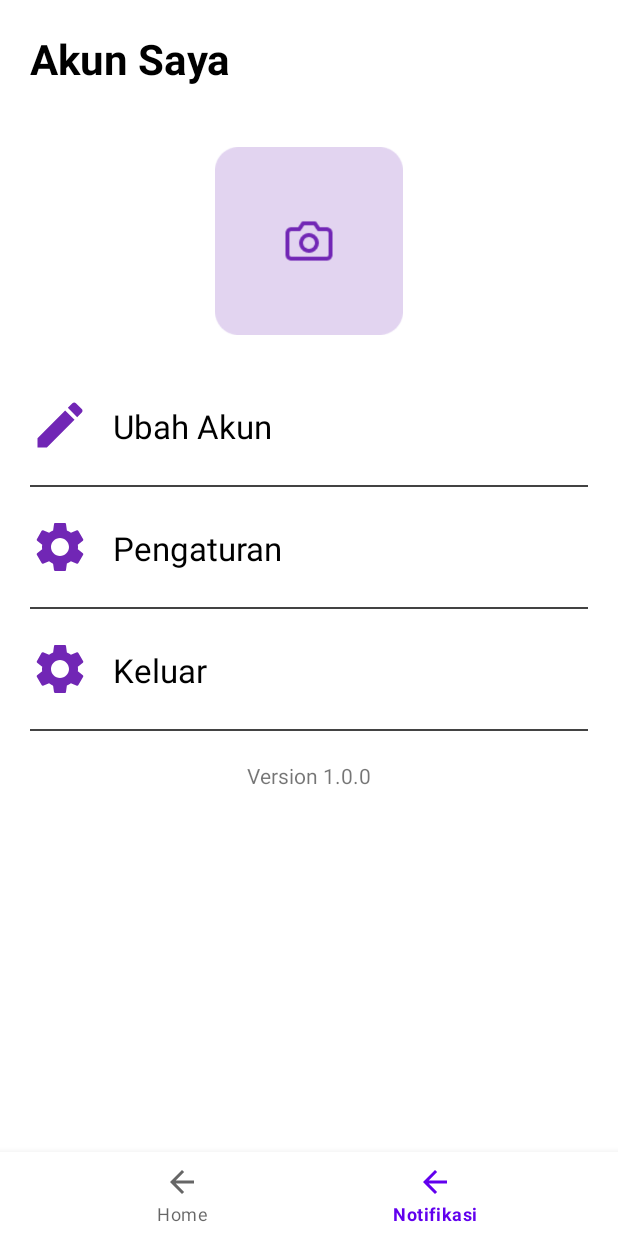
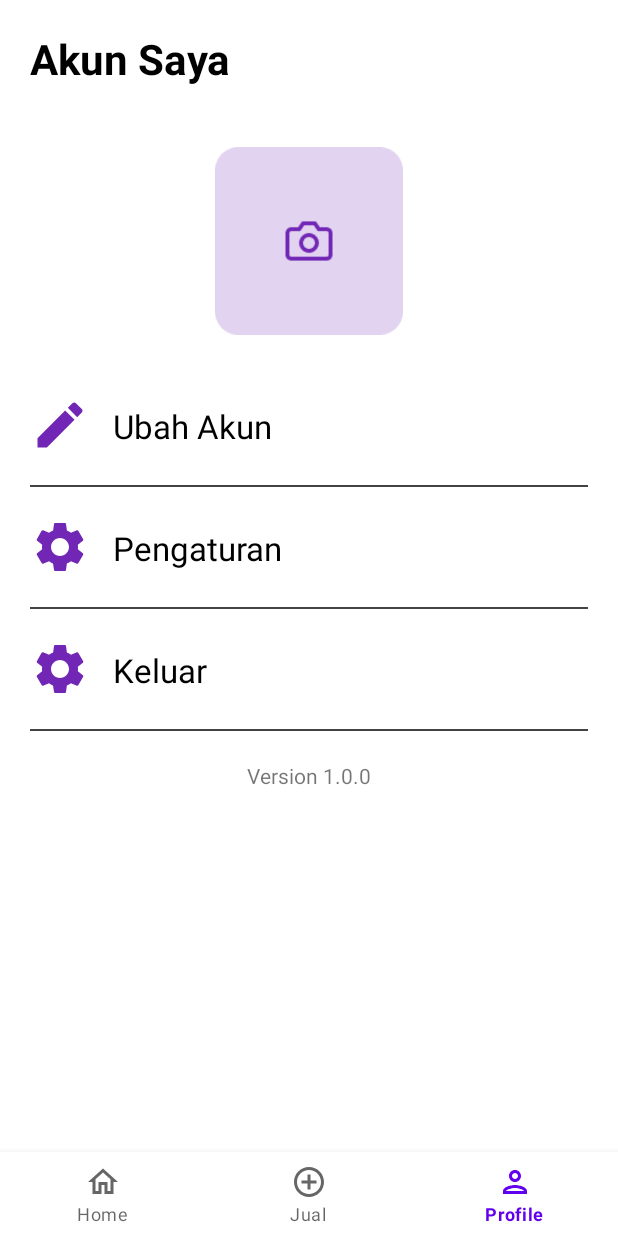
Before and after one commit to ikhwanma/SecondHand, an Android app: the ProfileFragment screen opened through its navigation route, on a phone screen of 412 x 824 dp. Run offline under Robolectric (Android 15) with nearby library versions, the phone set to English and light mode, and no system bars; our stand-ins replace Dagger/Hilt's generated code, navigation-ui.

Commit message:
Done bottom navigation bar

```diff
--- a/app/src/main/java/binar/lima/satu/secondhand/view/activity/MainActivity.kt
+++ b/app/src/main/java/binar/lima/satu/secondhand/view/activity/MainActivity.kt
@@ -1,8 +1,11 @@
 package binar.lima.satu.secondhand.view.activity
 
 import android.os.Bundle
+import android.view.View
 import androidx.appcompat.app.AppCompatActivity
+import androidx.navigation.findNavController
 import androidx.navigation.fragment.NavHostFragment
+import androidx.navigation.ui.setupActionBarWithNavController
 import androidx.navigation.ui.setupWithNavController
 import binar.lima.satu.secondhand.R
 import binar.lima.satu.secondhand.databinding.ActivityMainBinding
@@ -19,11 +22,19 @@ class MainActivity : AppCompatActivity() {
         binding = ActivityMainBinding.inflate(layoutInflater)
         setContentView(binding.root)
 
-        val navHostFragment = supportFragmentManager.findFragmentById(
-            R.id.fragmentContainerView
-        ) as NavHostFragment
+        val navHostFragment = supportFragmentManager.findFragmentById(R.id.fragmentContainerView) as NavHostFragment
         val navController = navHostFragment.navController
 
         binding.navView.setupWithNavController(navController)
+        navController.addOnDestinationChangedListener{ _, destination, _ ->
+            binding.apply {
+                if (destination.id == R.id.homeFragment || destination.id == R.id.profileFragment) {
+                    navView.visibility = View.VISIBLE
+                }else{
+                    navView.visibility = View.GONE
+                }
+            }
+        }
+
     }
 }
--- a/app/src/main/java/binar/lima/satu/secondhand/view/fragment/HomeFragment.kt
+++ b/app/src/main/java/binar/lima/satu/secondhand/view/fragment/HomeFragment.kt
@@ -16,24 +16,4 @@ class HomeFragment : Fragment() {
         // Inflate the layout for this fragment
         return inflater.inflate(R.layout.fragment_home, container, false)
     }
-
-    companion object {
-        /**
-         * Use this factory method to create a new instance of
-         * this fragment using the provided parameters.
-         *
-         * @param param1 Parameter 1.
-         * @param param2 Parameter 2.
-         * @return A new instance of fragment HomeFragment.
-         */
-        // TODO: Rename and change types and number of parameters
-        @JvmStatic
-        fun newInstance(param1: String, param2: String) =
-            HomeFragment().apply {
-                arguments = Bundle().apply {
-                    putString(ARG_PARAM1, param1)
-                    putString(ARG_PARAM2, param2)
-                }
-            }
-    }
 }
--- a/app/src/main/java/binar/lima/satu/secondhand/view/fragment/LoginFragment.kt
+++ b/app/src/main/java/binar/lima/satu/secondhand/view/fragment/LoginFragment.kt
@@ -36,8 +36,8 @@ class LoginFragment : Fragment(), View.OnClickListener {
         super.onViewCreated(view, savedInstanceState)
 
         userViewModel.getToken().observe(viewLifecycleOwner){
-            if (it != null){
-                Navigation.findNavController(requireView()).navigate(R.id.action_loginFragment_to_addProductFragment)
+            if (it != ""){
+                Navigation.findNavController(requireView()).navigate(R.id.action_loginFragment_to_homeFragment)
             }
         }
 
@@ -69,7 +69,7 @@ class LoginFragment : Fragment(), View.OnClickListener {
             when(it.status){
                 SUCCESS -> {
                     userViewModel.setToken(it.data!!.accessToken)
-                    Navigation.findNavController(requireView()).navigate(R.id.action_loginFragment_to_addProductFragment)
+                    Navigation.findNavController(requireView()).navigate(R.id.action_loginFragment_to_homeFragment)
                     Toast.makeText(requireContext(), "Login Berhasil", Toast.LENGTH_SHORT).show()
                 }
                 ERROR -> {
--- a/app/src/main/java/binar/lima/satu/secondhand/view/fragment/ProfileFragment.kt
+++ b/app/src/main/java/binar/lima/satu/secondhand/view/fragment/ProfileFragment.kt
@@ -5,13 +5,34 @@ import androidx.fragment.app.Fragment
 import android.view.LayoutInflater
 import android.view.View
 import android.view.ViewGroup
+import androidx.hilt.navigation.fragment.hiltNavGraphViewModels
+import androidx.navigation.Navigation
 import binar.lima.satu.secondhand.R
+import binar.lima.satu.secondhand.databinding.FragmentLoginBinding
+import binar.lima.satu.secondhand.databinding.FragmentProfileBinding
+import binar.lima.satu.secondhand.viewmodel.UserViewModel
+
 class ProfileFragment : Fragment() {
+
+    private val userViewModel: UserViewModel by hiltNavGraphViewModels(R.id.nav_main)
+
+    private var _binding: FragmentProfileBinding? = null
+    private val binding get() = _binding!!
+
     override fun onCreateView(
         inflater: LayoutInflater, container: ViewGroup?,
         savedInstanceState: Bundle?
-    ): View? {
-        // Inflate the layout for this fragment
-        return inflater.inflate(R.layout.fragment_profile, container, false)
+    ): View {
+        _binding = FragmentProfileBinding.inflate(inflater, container, false)
+        return binding.root
+    }
+
+    override fun onViewCreated(view: View, savedInstanceState: Bundle?) {
+        super.onViewCreated(view, savedInstanceState)
+
+        binding.btnLogout.setOnClickListener {
+            userViewModel.setToken("")
+            Navigation.findNavController(requireView()).navigate(R.id.loginFragment)
+        }
     }
 }
--- /dev/null
+++ b/app/src/main/res/drawable/ic_baseline_add_circle_outline_24.xml
@@ -0,0 +1,5 @@
+<vector android:height="24dp" android:tint="#000000"
+    android:viewportHeight="24" android:viewportWidth="24"
+    android:width="24dp" xmlns:android="http://schemas.android.com/apk/res/android">
+    <path android:fillColor="@android:color/white" android:pathData="M13,7h-2v4L7,11v2h4v4h2v-4h4v-2h-4L13,7zM12,2C6.48,2 2,6.48 2,12s4.48,10 10,10 10,-4.48 10,-10S17.52,2 12,2zM12,20c-4.41,0 -8,-3.59 -8,-8s3.59,-8 8,-8 8,3.59 8,8 -3.59,8 -8,8z"/>
+</vector>
--- /dev/null
+++ b/app/src/main/res/drawable/ic_outline_home_24.xml
@@ -0,0 +1,5 @@
+<vector android:height="24dp" android:tint="#000000"
+    android:viewportHeight="24" android:viewportWidth="24"
+    android:width="24dp" xmlns:android="http://schemas.android.com/apk/res/android">
+    <path android:fillColor="@android:color/white" android:pathData="M12,5.69l5,4.5V18h-2v-6H9v6H7v-7.81l5,-4.5M12,3L2,12h3v8h6v-6h2v6h6v-8h3L12,3z"/>
+</vector>
--- /dev/null
+++ b/app/src/main/res/drawable/ic_outline_person_24.xml
@@ -0,0 +1,5 @@
+<vector android:height="24dp" android:tint="#000000"
+    android:viewportHeight="24" android:viewportWidth="24"
+    android:width="24dp" xmlns:android="http://schemas.android.com/apk/res/android">
+    <path android:fillColor="@android:color/white" android:pathData="M12,6c1.1,0 2,0.9 2,2s-0.9,2 -2,2 -2,-0.9 -2,-2 0.9,-2 2,-2m0,10c2.7,0 5.8,1.29 6,2L6,18c0.23,-0.72 3.31,-2 6,-2m0,-12C9.79,4 8,5.79 8,8s1.79,4 4,4 4,-1.79 4,-4 -1.79,-4 -4,-4zM12,14c-2.67,0 -8,1.34 -8,4v2h16v-2c0,-2.66 -5.33,-4 -8,-4z"/>
+</vector>
--- a/app/src/main/res/layout/activity_main.xml
+++ b/app/src/main/res/layout/activity_main.xml
@@ -6,17 +6,6 @@
     android:layout_height="match_parent"
     tools:context=".view.activity.MainActivity">
 
-    <androidx.fragment.app.FragmentContainerView
-        android:id="@+id/fragmentContainerView"
-        class="androidx.navigation.fragment.NavHostFragment"
-        android:layout_width="match_parent"
-        android:layout_height="0dp"
-        app:defaultNavHost="true"
-        app:layout_constraintBottom_toTopOf="@+id/nav_view"
-        app:layout_constraintEnd_toEndOf="parent"
-        app:layout_constraintStart_toStartOf="parent"
-        app:layout_constraintTop_toTopOf="parent"
-        app:navGraph="@navigation/nav_main" />
 
     <com.google.android.material.bottomnavigation.BottomNavigationView
         android:id="@+id/nav_view"
@@ -29,4 +18,16 @@
         app:layout_constraintLeft_toLeftOf="parent"
         app:layout_constraintRight_toRightOf="parent"
         app:menu="@menu/bottom_nav_menu" />
+
+    <androidx.fragment.app.FragmentContainerView
+        android:id="@+id/fragmentContainerView"
+        android:name="androidx.navigation.fragment.NavHostFragment"
+        android:layout_width="match_parent"
+        android:layout_height="0dp"
+        app:defaultNavHost="true"
+        app:layout_constraintBottom_toTopOf="@+id/nav_view"
+        app:layout_constraintEnd_toEndOf="parent"
+        app:layout_constraintStart_toStartOf="parent"
+        app:layout_constraintTop_toTopOf="parent"
+        app:navGraph="@navigation/nav_main"/>
 </androidx.constraintlayout.widget.ConstraintLayout>
--- a/app/src/main/res/layout/fragment_profile.xml
+++ b/app/src/main/res/layout/fragment_profile.xml
@@ -78,9 +78,10 @@
         android:layout_height="1dp"/>
 
     <LinearLayout
+        android:id="@+id/btn_logout"
         android:orientation="horizontal"
         android:layout_marginTop="20dp"
-        android:layout_width="wrap_content"
+        android:layout_width="match_parent"
         android:layout_height="wrap_content">
 
         <ImageView
--- a/app/src/main/res/menu/bottom_nav_menu.xml
+++ b/app/src/main/res/menu/bottom_nav_menu.xml
@@ -1,13 +1,18 @@
 <?xml version="1.0" encoding="utf-8"?>
 <menu xmlns:android="http://schemas.android.com/apk/res/android">
     <item
-        android:id="@+id/addProductFragment"
-        android:icon="@drawable/ic_arrow_back"
+        android:id="@+id/homeFragment"
+        android:icon="@drawable/ic_outline_home_24"
         android:title="@string/home" />
 
     <item
+        android:id="@+id/addProductFragment"
+        android:icon="@drawable/ic_baseline_add_circle_outline_24"
+        android:title="@string/jual" />
+
+    <item
         android:id="@+id/profileFragment"
-        android:icon="@drawable/ic_arrow_back"
-        android:title="@string/notifikasi" />
+        android:icon="@drawable/ic_outline_person_24"
+        android:title="@string/profile" />
 
 </menu>
--- a/app/src/main/res/navigation/nav_main.xml
+++ b/app/src/main/res/navigation/nav_main.xml
@@ -9,12 +9,20 @@
         android:name="binar.lima.satu.secondhand.view.fragment.LoginFragment"
         android:label="LoginFragment" >
         <action
+            android:id="@+id/action_loginFragment_to_homeFragment2"
+            app:destination="@id/homeFragment"
+            app:popUpTo="@id/loginFragment"
+            app:popUpToInclusive="true" />
+    </fragment>
+        <action
             android:id="@+id/action_loginFragment_to_registerFragment"
             app:destination="@id/registerFragment" />
         <action
-            android:id="@+id/action_loginFragment_to_addProductFragment"
-            app:destination="@id/addProductFragment" />
-    </fragment>
+            android:id="@+id/action_loginFragment_to_homeFragment"
+            app:destination="@id/homeFragment"
+            app:popUpTo="@id/homeFragment"
+            app:popUpToInclusive="true" />
+    /fragment>
     <fragment
         android:id="@+id/registerFragment"
         android:name="binar.lima.satu.secondhand.view.fragment.RegisterFragment"
@@ -30,18 +38,25 @@
         android:id="@+id/addProductFragment"
         android:name="binar.lima.satu.secondhand.view.fragment.AddProductFragment"
         android:label="fragment_add_product"
-        tools:layout="@layout/fragment_add_product" >
-        <action
-            android:id="@+id/action_addProductFragment_to_profileFragment"
-            app:destination="@id/profileFragment" />
-    </fragment>
+        tools:layout="@layout/fragment_add_product" />
     <fragment
         android:id="@+id/profileFragment"
         android:name="binar.lima.satu.secondhand.view.fragment.ProfileFragment"
         android:label="fragment_profile"
         tools:layout="@layout/fragment_profile" >
         <action
-            android:id="@+id/action_profileFragment_to_addProductFragment"
-            app:destination="@id/addProductFragment" />
+            android:id="@+id/action_profileFragment_to_loginFragment2"
+            app:destination="@id/loginFragment"
+            app:popUpTo="@id/profileFragment"
+            app:popUpToInclusive="true" />
+    </fragment>
+    <fragment
+        android:id="@+id/homeFragment"
+        android:name="binar.lima.satu.secondhand.view.fragment.HomeFragment"
+        android:label="fragment_home"
+        tools:layout="@layout/fragment_home" >
+        <action
+            android:id="@+id/action_homeFragment_to_profileFragment3"
+            app:destination="@id/profileFragment" />
     </fragment>
 </navigation>
--- a/app/src/main/res/values/strings.xml
+++ b/app/src/main/res/values/strings.xml
@@ -42,4 +42,5 @@
     <string name="home">Home</string>
     <string name="notifikasi">Notifikasi</string>
     <string name="jual">Jual</string>
+    <string name="profile">Profile</string>
 </resources>
```
